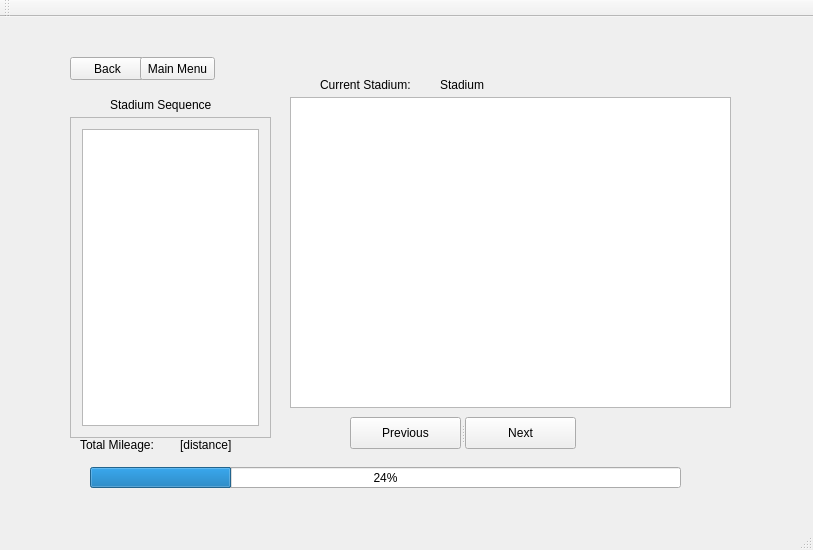
AustinVaday/CS1D-Class-Project-2, file cs1dproject/mainwindow.ui: the form before one commit.
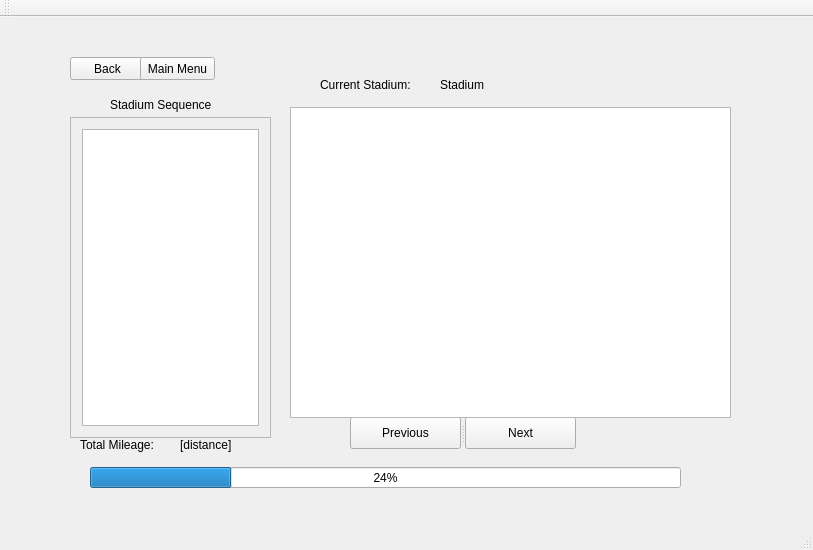
The form after the commit. The open tabs and pages were chosen to show the change.

Patch:
```diff
--- a/cs1dproject/mainwindow.ui
+++ b/cs1dproject/mainwindow.ui
@@ -796,11 +796,14 @@
       <property name="geometry">
        <rect>
         <x>240</x>
-        <y>50</y>
+        <y>60</y>
         <width>441</width>
         <height>311</height>
        </rect>
       </property>
+      <property name="sortingEnabled">
+       <bool>true</bool>
+      </property>
      </widget>
     </widget>
     <widget class="QWidget" name="page_MST">
```
Left out of the diff: 4 changed lines with no effect on the pictures.
